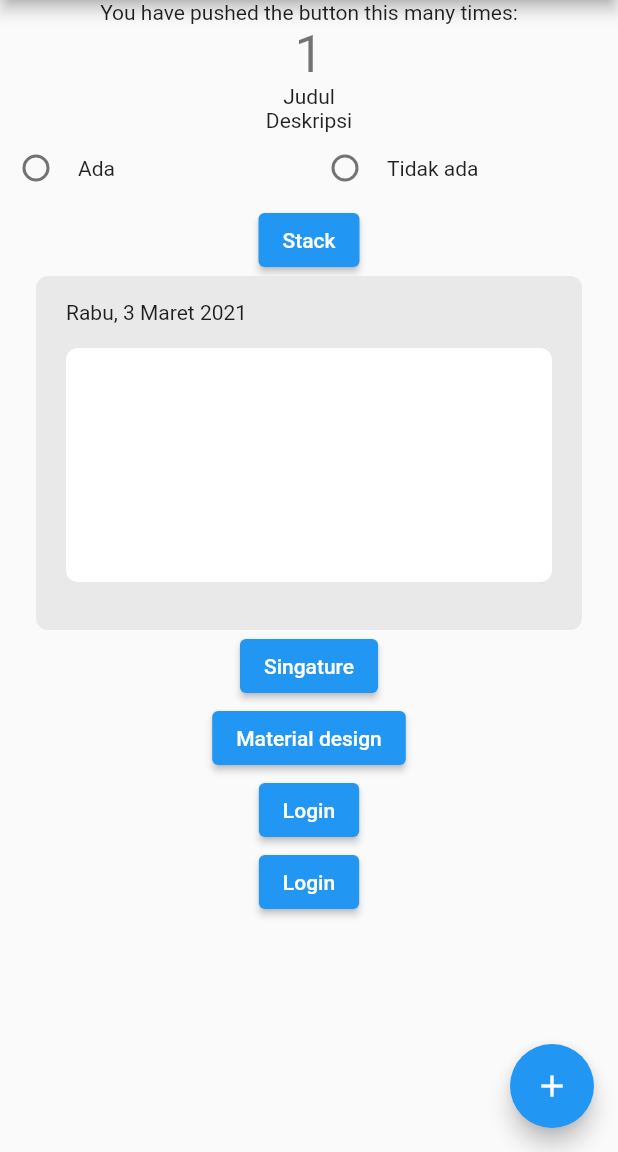
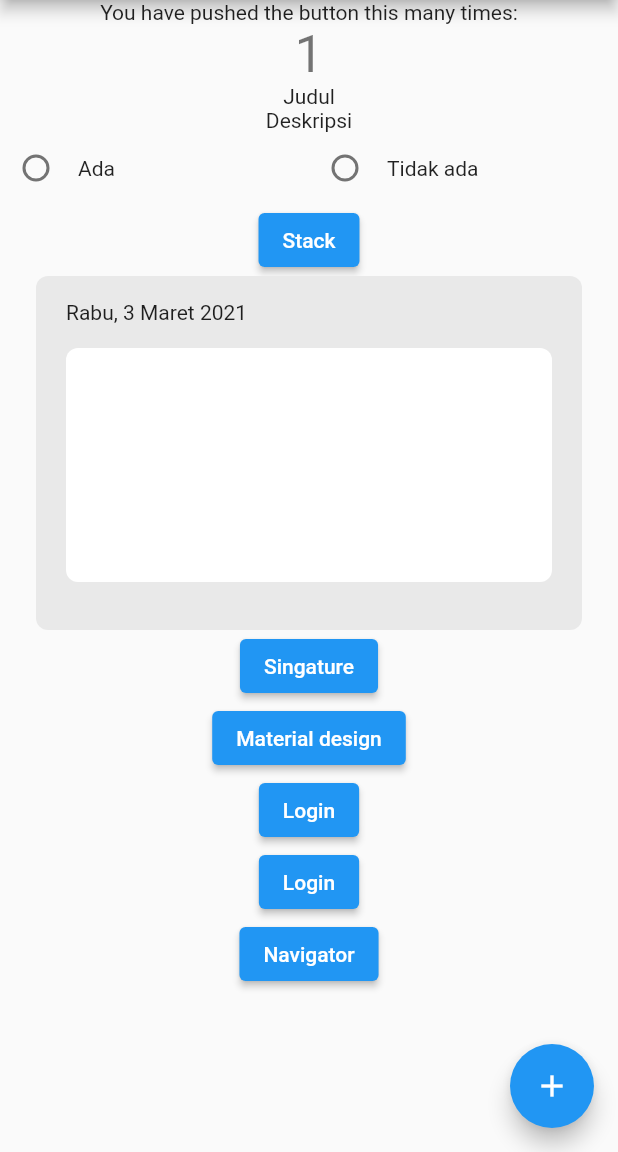
Before and after one commit to abdur-rohman/bsi_training, a Flutter app: the screen it shows after launch, after a tap on the "add" icon, on a phone screen of 412 x 824 dp, the part 84-1236 px from its top. Run offline on Flutter 3.47's test engine with Material 2 defaults, Android fonts, the phone set to English and light mode, and no system bars; our stand-ins replace dio, shared_preferences, signature.

Commit message:
day 17 - Flutter Package Manager

```diff
--- a/lib/main.dart
+++ b/lib/main.dart
@@ -1,11 +1,13 @@
 import 'dart:typed_data';
 
 import 'package:bsi_training/material_design.dart';
+import 'package:bsi_training/navigator.dart';
 import 'package:bsi_training/signature.dart';
 import 'package:bsi_training/stack.dart';
 import 'package:bsi_training/state.dart';
 import 'package:dio/dio.dart';
 import 'package:flutter/material.dart';
+import 'package:shared_preferences/shared_preferences.dart';
 
 void main() {
   runApp(const MyApp());
@@ -33,6 +35,17 @@ class MyApp extends StatelessWidget {
         primarySwatch: Colors.blue,
       ),
       home: const MyHomePage(title: 'Flutter Demo Home Page'),
+      onGenerateRoute: (setting) {
+        switch (setting.name) {
+          case RegisterPage.route:
+            var arguments = setting.arguments as RegisterArguments;
+            return MaterialPageRoute(
+              builder: (_) => RegisterPage(arguments: arguments),
+            );
+          default:
+            return null;
+        }
+      },
     );
   }
 }
@@ -56,12 +69,29 @@ class MyHomePage extends StatefulWidget {
 }
 
 class _MyHomePageState extends State<MyHomePage> {
+  final _counterKey = "_counterKey";
+
   int _counter = 0;
 
+  @override
+  void initState() {
+    super.initState();
+
+    SharedPreferences.getInstance().then((sp) {
+      _counter = sp.getInt(_counterKey) ?? 0;
+
+      setState(() {});
+    });
+  }
+
   void _incrementCounter() {
-    setState(() {
-      _counter++;
+    _counter++;
+
+    SharedPreferences.getInstance().then((sp) {
+      sp.setInt(_counterKey, _counter);
     });
+
+    setState(() {});
   }
 
   String selectedOption = "";
@@ -171,6 +201,20 @@ class _MyHomePageState extends State<MyHomePage> {
               },
               child: Text("Login"),
             ),
+            ElevatedButton(
+              onPressed: () {
+                Navigator.pushNamed(
+                  context,
+                  RegisterPage.route,
+                  arguments: RegisterArguments(
+                    isActive: false,
+                    text: "Apa kabar?",
+                    number: 1,
+                  ),
+                );
+              },
+              child: Text("Navigator"),
+            ),
           ],
         ),
       ),
@@ -181,6 +225,18 @@ class _MyHomePageState extends State<MyHomePage> {
       ), // This trailing comma makes auto-formatting nicer for build methods.
     );
   }
+}
+
+class RegisterArguments {
+  final String text;
+  final int number;
+  final bool isActive;
+
+  RegisterArguments({
+    required this.text,
+    required this.number,
+    required this.isActive,
+  });
 }
 
 class CardSection extends StatelessWidget {
--- a/pubspec.yaml
+++ b/pubspec.yaml
@@ -35,6 +35,7 @@ dependencies:
   cupertino_icons: 1.0.2
   signature: 5.0.1
   dio: 4.0.6
+  shared_preferences: 2.0.15
 
 dev_dependencies:
   flutter_test:
```
Also changed, not shown: lib/navigator.dart (added, +40 -0 lines), pubspec.lock, 3 other files.
